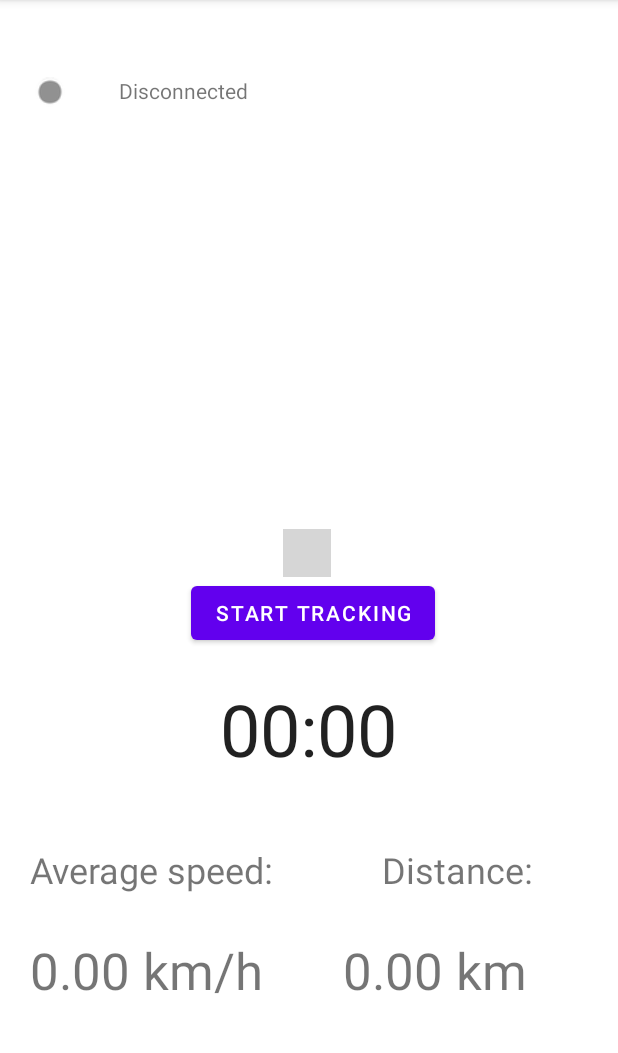
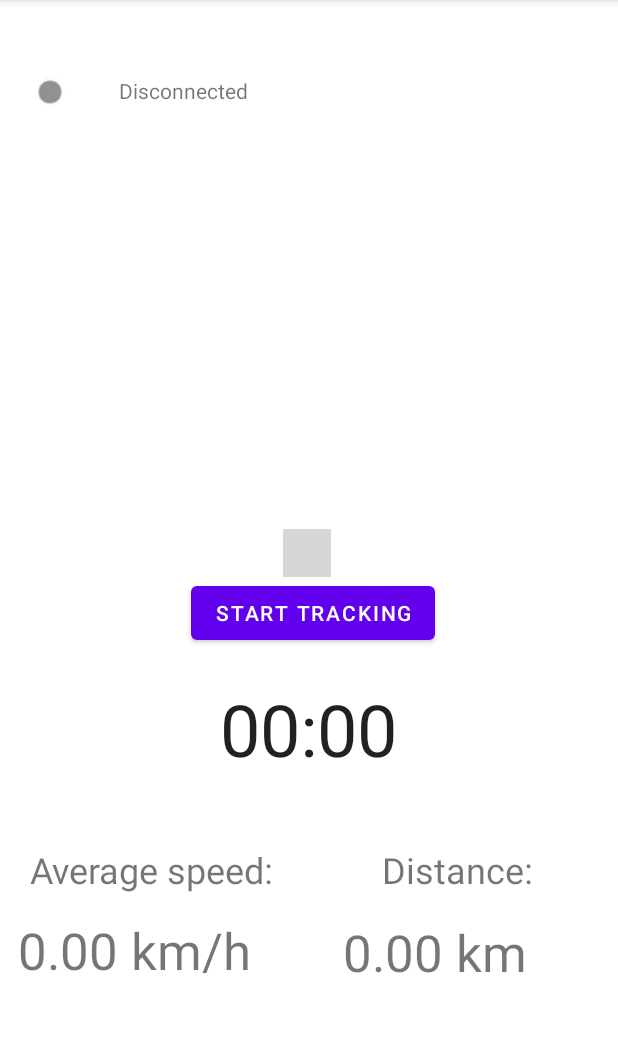
Before and after one commit to AlexeiTrofimov/Bike-Computer-App, an Android app: the screen it shows after launch (MainActivity), on a phone screen of 412 x 824 dp, the part 84-1137 px from its top. Run offline under Robolectric (Android 15) with nearby library versions, the phone set to English and light mode, and no system bars; libraries missing offline, so code that uses them is left out: com.github.anastr.speedviewlib; plain views replace TubeSpeedometer; 1 statement that could not run was skipped; grey boxes are pictures that could not be loaded.

Commit message:
Added documentation and fixed minor graphical bugs

```diff
--- a/app/src/main/res/layout/activity_main.xml
+++ b/app/src/main/res/layout/activity_main.xml
@@ -81,10 +81,10 @@
 
     <TextView
         android:id="@+id/average_speed_view"
-        android:layout_width="174dp"
-        android:layout_height="40dp"
-        android:layout_marginStart="20dp"
-        android:layout_marginBottom="104dp"
+        android:layout_width="195dp"
+        android:layout_height="45dp"
+        android:layout_marginStart="12dp"
+        android:layout_marginBottom="112dp"
         android:text="@string/placeholder_average_speed"
         android:textSize="34sp"
         app:layout_constraintBottom_toBottomOf="parent"
@@ -122,7 +122,7 @@
         android:layout_width="167dp"
         android:layout_height="40dp"
         android:layout_marginEnd="16dp"
-        android:layout_marginBottom="104dp"
+        android:layout_marginBottom="116dp"
         android:text="13.45 km"
         android:textSize="34sp"
         app:layout_constraintBottom_toBottomOf="parent"
--- a/app/src/main/res/layout/trip_data_row.xml
+++ b/app/src/main/res/layout/trip_data_row.xml
@@ -117,7 +117,7 @@
             android:layout_width="69dp"
             android:layout_height="match_parent"
             android:layout_weight="1"
-            app:srcCompat="@drawable/ic_launcher_foreground" />
+            app:srcCompat="@android:drawable/ic_menu_info_details" />
 
         <TextView
             android:id="@+id/avg_speed_label"
--- a/app/src/main/res/values/strings.xml
+++ b/app/src/main/res/values/strings.xml
@@ -15,7 +15,7 @@
     <string name="placeholder_date">24/12/1999</string>
     <string name="placeholder_distance">999.00 km</string>
     <string name="deleteBtnDesc">remove trip</string>
-    <string name="placeholder_average_speed">22.5 km/h</string>
+    <string name="placeholder_average_speed">15.42 km/h</string>
     <string name="average_speed_label">Average speed:</string>
     <string name="distance_label">Distance:</string>
 </resources>
```
Also changed, not shown: 3 other files.
